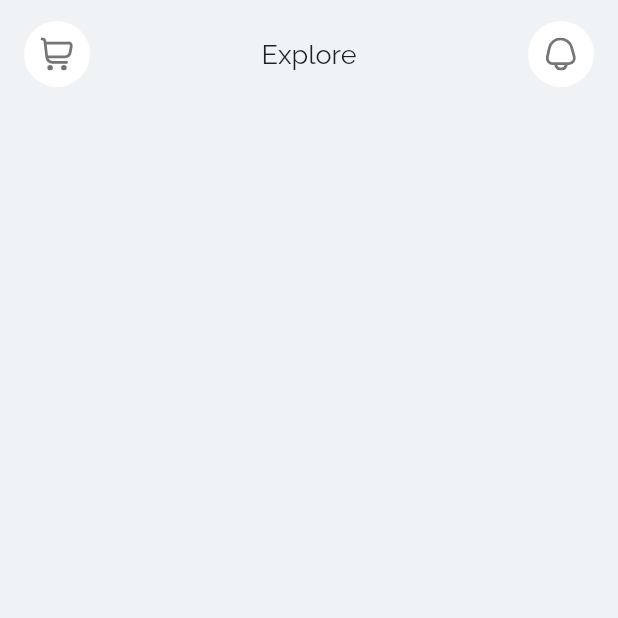
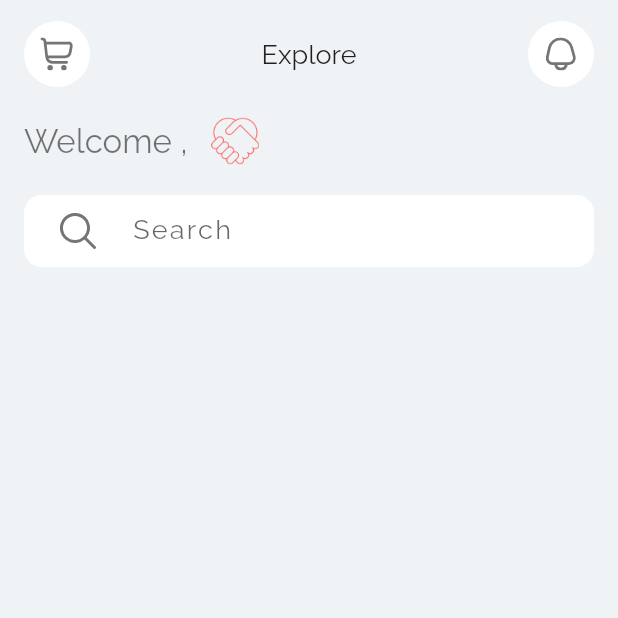
Before and after one commit to hassan-thabet/al-matjar, a Flutter app: the ExplorePage screen opened directly, on a phone screen of 412 x 824 dp, the top half of it. Run offline on Flutter 3.47's test engine with Material 2 defaults, Android fonts, the phone set to English and light mode, and no system bars; our stand-ins replace cloud_firestore, firebase_auth, firebase_core, flutter_bloc, flutter_svg, google_sign_in and 1 more; missing offline and left inert: flutter_facebook_auth; accounts and stored records are empty.

Commit message:
home search bar

```diff
--- a/assets/lang/ar.json
+++ b/assets/lang/ar.json
@@ -34,5 +34,8 @@
   "suggestions": "الشكاوي و الاقتراحات",
   "logout": "تسجيل الخروج",
   "connect": "اتصل بنا",
-  "terms": "الشروط و الاحكام"
+  "terms": "الشروط و الاحكام",
+  "welcome": "اهلا بــك , ",
+  "Explore": "تـصـفح",
+  "search": "ألبحـث"
 }
--- a/assets/lang/en.json
+++ b/assets/lang/en.json
@@ -34,5 +34,8 @@
   "suggestions": "Complaints and suggestions",
   "logout": "Logout",
   "connect": "Connect with us",
-  "terms": "Terms and Conditions"
+  "terms": "Terms and Conditions",
+  "welcome": "Welcome , ",
+  "Explore": "Explore",
+  "search": "Search"
 }
--- a/lib/features/authenticate/presentation/bloc/authenticate_cubit.dart
+++ b/lib/features/authenticate/presentation/bloc/authenticate_cubit.dart
@@ -59,7 +59,7 @@ class AuthenticateCubit extends Cubit<AuthenticateState> {
   }
 
   //SIGN IN METHOD
-  Future<void> signInWithEmail(
+  Future<void> signInWithEmail(BuildContext context,
       {required String email, required String password}) async {
     try {
       final UserCredential userCredential =
@@ -72,6 +72,8 @@ class AuthenticateCubit extends Cubit<AuthenticateState> {
         print('Logged in successfully');
         print(userCredential.user?.email);
       }
+      Navigator.push(
+          (context), MaterialPageRoute(builder: (context) => const HomePage()));
     } on FirebaseAuthException catch (e) {
       if (kDebugMode) {
         print(e.message!);
--- a/lib/features/authenticate/presentation/widgets/login_form_widget.dart
+++ b/lib/features/authenticate/presentation/widgets/login_form_widget.dart
@@ -115,6 +115,7 @@ class SignInFormWidget extends StatelessWidget {
                   .currentState
                   ?.save();
               BlocProvider.of<AuthenticateCubit>(context).signInWithEmail(
+                  context,
                   email: BlocProvider.of<AuthenticateCubit>(context).email,
                   password:
                       BlocProvider.of<AuthenticateCubit>(context).password);
--- /dev/null
+++ b/lib/features/explore/presentation/bloc/explore_state.dart
@@ -0,0 +1,11 @@
+abstract class ExploreState {}
+
+class ExploreInitial extends ExploreState {}
+
+class UserDataLoading extends ExploreState {}
+
+class UserDataLoaded extends ExploreState {
+  final String userName;
+
+  UserDataLoaded({required this.userName});
+}
--- /dev/null
+++ b/lib/features/explore/presentation/pages/explore_page.dart
@@ -0,0 +1,95 @@
+import 'package:almatjar/features/explore/presentation/bloc/explore_cubit.dart';
+import 'package:almatjar/features/explore/presentation/bloc/explore_state.dart';
+import 'package:almatjar/features/profile/global_app_localizations.dart';
+import 'package:flutter/material.dart';
+import 'package:flutter_bloc/flutter_bloc.dart';
+import 'package:flutter_svg/svg.dart';
+import '../widgets/custom_app_bar.dart';
+
+class ExplorePage extends StatelessWidget {
+  const ExplorePage({Key? key}) : super(key: key);
+
+  @override
+  Widget build(BuildContext context) {
+    return GestureDetector(
+      onTap: () => FocusManager.instance.primaryFocus?.unfocus(),
+      child: Scaffold(
+        body: SafeArea(
+            child: Column(
+          children: [
+            const CustomAppBar(),
+            Padding(
+              padding: const EdgeInsets.symmetric(horizontal: 16, vertical: 12),
+              child: Row(
+                children: [
+                  Text(
+                    'welcome'.tr(context),
+                    style: Theme.of(context)
+                        .textTheme
+                        .headline6
+                        ?.copyWith(fontSize: 22),
+                  ),
+                  BlocBuilder<ExploreCubit, ExploreState>(
+                    builder: (context, state) {
+                      if (state is UserDataLoaded) {
+                        return Text(state.userName,
+                            style: Theme.of(context)
+                                .textTheme
+                                .headline6
+                                ?.copyWith(
+                                    color: Theme.of(context).primaryColor,
+                                    fontSize: 22));
+                      }
+                      return const Text('');
+                    },
+                  ),
+                  const SizedBox(
+                    width: 10,
+                  ),
+                  Image.asset(
+                    'assets/icons/welcome.png',
+                    width: 32,
+                    height: 32,
+                  ),
+                ],
+              ),
+            ),
+            Padding(
+              padding: const EdgeInsets.symmetric(horizontal: 16, vertical: 8),
+              child: TextFormField(
+                onSaved: (value) {},
+                decoration: InputDecoration(
+                  fillColor: Colors.white,
+                  filled: true,
+                  focusedBorder: UnderlineInputBorder(
+                    borderRadius: BorderRadius.circular(12),
+                    borderSide: const BorderSide(
+                      color: Colors.transparent,
+                    ),
+                  ),
+                  enabledBorder: UnderlineInputBorder(
+                    borderRadius: BorderRadius.circular(12),
+                    borderSide: const BorderSide(
+                      color: Colors.transparent,
+                    ),
+                  ),
+                  floatingLabelBehavior: FloatingLabelBehavior.always,
+                  //labelStyle: const TextStyle(color: Colors.black54, fontSize: 14),
+                  prefixIcon: Padding(
+                    padding: const EdgeInsets.symmetric(horizontal: 24),
+                    child: SvgPicture.asset('assets/svg/search.svg',
+                        color: Colors.black54),
+                  ),
+                  hintText: 'search'.tr(context),
+                ),
+                style: Theme.of(context).textTheme.overline,
+                cursorColor: Colors.black54,
+                cursorWidth: 1,
+              ),
+            ),
+          ],
+        )),
+      ),
+    );
+  }
+}
--- a/lib/features/explore/explore_page.dart
+++ b/lib/features/explore/presentation/widgets/custom_app_bar.dart
@@ -1,24 +1,9 @@
+import 'package:almatjar/features/profile/global_app_localizations.dart';
 import 'package:flutter/material.dart';
 import 'package:flutter_svg/svg.dart';
 
-class ExplorePage extends StatelessWidget {
-  const ExplorePage({Key? key}) : super(key: key);
-
-  @override
-  Widget build(BuildContext context) {
-    return Scaffold(
-      body: SafeArea(
-          child: Column(
-        children: const [
-          AppBarCustom(),
-        ],
-      )),
-    );
-  }
-}
-
-class AppBarCustom extends StatelessWidget {
-  const AppBarCustom({Key? key}) : super(key: key);
+class CustomAppBar extends StatelessWidget {
+  const CustomAppBar({Key? key}) : super(key: key);
 
   @override
   Widget build(BuildContext context) {
@@ -37,9 +22,9 @@ class AppBarCustom extends StatelessWidget {
               width: 22,
             ),
           ),
-          const Text(
-            'Explore',
-            style: TextStyle(fontSize: 18),
+          Text(
+            'Explore'.tr(context),
+            style: const TextStyle(fontSize: 18),
           ),
           CircleAvatar(
             radius: 22,
--- a/lib/features/home/presentation/bloc/home_cubit.dart
+++ b/lib/features/home/presentation/bloc/home_cubit.dart
@@ -1,4 +1,4 @@
-import 'package:almatjar/features/explore/explore_page.dart';
+import 'package:almatjar/features/explore/presentation/pages/explore_page.dart';
 import 'package:almatjar/features/home/presentation/bloc/home_state.dart';
 import 'package:almatjar/features/profile/presentation/pages/profile_page.dart';
 import 'package:almatjar/features/search/search_page.dart';
--- a/lib/main.dart
+++ b/lib/main.dart
@@ -1,4 +1,5 @@
 import 'package:almatjar/features/authenticate/presentation/bloc/authenticate_cubit.dart';
+import 'package:almatjar/features/explore/presentation/bloc/explore_cubit.dart';
 import 'package:almatjar/features/home/presentation/bloc/home_cubit.dart';
 import 'package:almatjar/features/onboarding/presentation/bloc/on_boarding_cubit.dart';
 import 'package:almatjar/features/onboarding/presentation/pages/splash_page.dart';
@@ -41,6 +42,7 @@ class MyApp extends StatelessWidget {
             BlocProvider(create: (context) => AuthenticateCubit()),
             BlocProvider(
                 create: (context) => HomeCubit()..changeNavBarIndex(0)),
+            BlocProvider(create: (context) => ExploreCubit()..getUserName()),
           ],
           child:
               BlocBuilder<LocaleCubit, LocaleState>(builder: (context, state) {
```
Also changed, not shown: lib/features/explore/data/models/category_model.dart (added, +17 -0 lines), lib/features/explore/presentation/bloc/explore_cubit.dart (added, +24 -0 lines), assets/icons/welcome.png (added).
